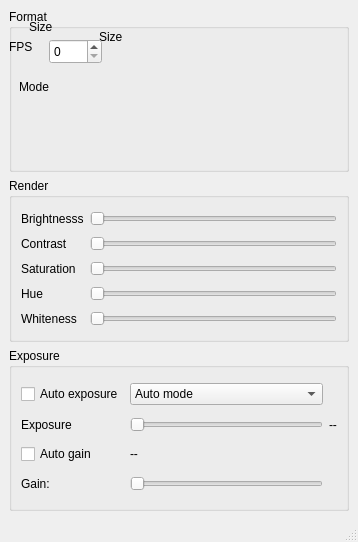
Above: main/tools/ui/vidacqsettingswindow.ui from cseyve/piaf before the change. Below: the same form after it.
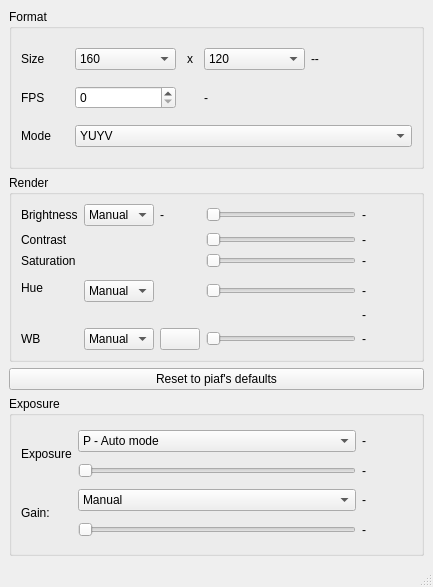
That is the form after the change. Icons and pictures are not drawn.

Commit message: V4L2: Added controls for settings (exposure...)

```diff
--- a/main/tools/ui/vidacqsettingswindow.ui
+++ b/main/tools/ui/vidacqsettingswindow.ui
@@ -6,8 +6,8 @@
    <rect>
     <x>0</x>
     <y>0</y>
-    <width>358</width>
-    <height>542</height>
+    <width>433</width>
+    <height>587</height>
    </rect>
   </property>
   <property name="windowTitle">
@@ -20,68 +20,241 @@
       <property name="title">
        <string>Format</string>
       </property>
-      <widget class="QLabel" name="sizeLabel">
-       <property name="geometry">
-        <rect>
-         <x>90</x>
-         <y>20</y>
-         <width>57</width>
-         <height>15</height>
-        </rect>
-       </property>
-       <property name="text">
-        <string>Size</string>
-       </property>
-      </widget>
-      <widget class="QSpinBox" name="fpsSpinBox">
-       <property name="geometry">
-        <rect>
-         <x>40</x>
-         <y>30</y>
-         <width>53</width>
-         <height>25</height>
-        </rect>
-       </property>
-      </widget>
-      <widget class="QLabel" name="label_2">
-       <property name="geometry">
-        <rect>
-         <x>0</x>
-         <y>30</y>
-         <width>57</width>
-         <height>15</height>
-        </rect>
-       </property>
-       <property name="text">
-        <string>FPS</string>
-       </property>
-      </widget>
-      <widget class="QLabel" name="label_3">
-       <property name="geometry">
-        <rect>
-         <x>10</x>
-         <y>70</y>
-         <width>57</width>
-         <height>15</height>
-        </rect>
-       </property>
-       <property name="text">
-        <string>Mode</string>
-       </property>
-      </widget>
-      <widget class="QLabel" name="label">
-       <property name="geometry">
-        <rect>
-         <x>20</x>
-         <y>10</y>
-         <width>57</width>
-         <height>15</height>
-        </rect>
-       </property>
-       <property name="text">
-        <string>Size</string>
-       </property>
-      </widget>
+      <layout class="QGridLayout" name="gridLayout_3">
+       <item row="0" column="0">
+        <widget class="QLabel" name="label">
+         <property name="text">
+          <string>Size</string>
+         </property>
+        </widget>
+       </item>
+       <item row="0" column="1" colspan="2">
+        <widget class="QComboBox" name="widthComboBox">
+         <property name="sizePolicy">
+          <sizepolicy hsizetype="Preferred" vsizetype="Fixed">
+           <horstretch>0</horstretch>
+           <verstretch>0</verstretch>
+          </sizepolicy>
+         </property>
+         <item>
+          <property name="text">
+           <string>160</string>
+          </property>
+         </item>
+         <item>
+          <property name="text">
+           <string>320</string>
+          </property>
+         </item>
+         <item>
+          <property name="text">
+           <string>352</string>
+          </property>
+         </item>
+         <item>
+          <property name="text">
+           <string>388</string>
+          </property>
+         </item>
+         <item>
+          <property name="text">
+           <string>600</string>
+          </property>
+         </item>
+         <item>
+          <property name="text">
+           <string>640</string>
+          </property>
+         </item>
+         <item>
+          <property name="text">
+           <string>720</string>
+          </property>
+         </item>
+         <item>
+          <property name="text">
+           <string>800</string>
+          </property>
+         </item>
+         <item>
+          <property name="text">
+           <string>900</string>
+          </property>
+         </item>
+         <item>
+          <property name="text">
+           <string>1024</string>
+          </property>
+         </item>
+         <item>
+          <property name="text">
+           <string>1280</string>
+          </property>
+         </item>
+         <item>
+          <property name="text">
+           <string>1920</string>
+          </property>
+         </item>
+        </widget>
+       </item>
+       <item row="0" column="3">
+        <widget class="QLabel" name="label_11">
+         <property name="sizePolicy">
+          <sizepolicy hsizetype="Minimum" vsizetype="Preferred">
+           <horstretch>0</horstretch>
+           <verstretch>0</verstretch>
+          </sizepolicy>
+         </property>
+         <property name="maximumSize">
+          <size>
+           <width>16</width>
+           <height>16777215</height>
+          </size>
+         </property>
+         <property name="text">
+          <string>x</string>
+         </property>
+         <property name="alignment">
+          <set>Qt::AlignCenter</set>
+         </property>
+        </widget>
+       </item>
+       <item row="3" column="0">
+        <widget class="QLabel" name="label_2">
+         <property name="text">
+          <string>FPS</string>
+         </property>
+        </widget>
+       </item>
+       <item row="4" column="0">
+        <widget class="QLabel" name="label_3">
+         <property name="text">
+          <string>Mode</string>
+         </property>
+        </widget>
+       </item>
+       <item row="4" column="1" colspan="7">
+        <widget class="QComboBox" name="formatComboBox">
+         <property name="statusTip">
+          <string>Format mode: YUV, MJPEG...</string>
+         </property>
+         <item>
+          <property name="text">
+           <string>YUYV</string>
+          </property>
+         </item>
+         <item>
+          <property name="text">
+           <string>MJPG</string>
+          </property>
+         </item>
+        </widget>
+       </item>
+       <item row="3" column="1" colspan="2">
+        <widget class="QSpinBox" name="fpsSpinBox">
+         <property name="sizePolicy">
+          <sizepolicy hsizetype="Preferred" vsizetype="Fixed">
+           <horstretch>0</horstretch>
+           <verstretch>0</verstretch>
+          </sizepolicy>
+         </property>
+        </widget>
+       </item>
+       <item row="3" column="4" colspan="2">
+        <widget class="QLabel" name="fpsLabel">
+         <property name="text">
+          <string>-</string>
+         </property>
+        </widget>
+       </item>
+       <item row="0" column="4" colspan="2">
+        <widget class="QComboBox" name="heightComboBox">
+         <property name="sizePolicy">
+          <sizepolicy hsizetype="Preferred" vsizetype="Fixed">
+           <horstretch>0</horstretch>
+           <verstretch>0</verstretch>
+          </sizepolicy>
+         </property>
+         <item>
+          <property name="text">
+           <string>120</string>
+          </property>
+         </item>
+         <item>
+          <property name="text">
+           <string>240</string>
+          </property>
+         </item>
+         <item>
+          <property name="text">
+           <string>288</string>
+          </property>
+         </item>
+         <item>
+          <property name="text">
+           <string>400</string>
+          </property>
+         </item>
+         <item>
+          <property name="text">
+           <string>448</string>
+          </property>
+         </item>
+         <item>
+          <property name="text">
+           <string>480</string>
+          </property>
+         </item>
+         <item>
+          <property name="text">
+           <string>576</string>
+          </property>
+         </item>
+         <item>
+          <property name="text">
+           <string>720</string>
+          </property>
+         </item>
+         <item>
+          <property name="text">
+           <string>800</string>
+          </property>
+         </item>
+         <item>
+          <property name="text">
+           <string>900</string>
+          </property>
+         </item>
+         <item>
+          <property name="text">
+           <string>1024</string>
+          </property>
+         </item>
+         <item>
+          <property name="text">
+           <string>1080</string>
+          </property>
+         </item>
+        </widget>
+       </item>
+       <item row="0" column="6" colspan="2">
+        <widget class="QLabel" name="sizeLabel">
+         <property name="sizePolicy">
+          <sizepolicy hsizetype="Preferred" vsizetype="Preferred">
+           <horstretch>0</horstretch>
+           <verstretch>0</verstretch>
+          </sizepolicy>
+         </property>
+         <property name="statusTip">
+          <string>effective size</string>
+         </property>
+         <property name="text">
+          <string>--</string>
+         </property>
+        </widget>
+       </item>
+      </layout>
      </widget>
     </item>
     <item>
@@ -90,73 +263,205 @@
        <string>Render</string>
       </property>
       <layout class="QGridLayout" name="gridLayout">
-       <item row="0" column="0">
-        <widget class="QLabel" name="label_4">
-         <property name="text">
-          <string>Brightnesss</string>
-         </property>
-        </widget>
-       </item>
-       <item row="0" column="2">
+       <item row="1" column="4">
         <widget class="QSlider" name="brightnessSlider">
+         <property name="maximum">
+          <number>255</number>
+         </property>
          <property name="orientation">
           <enum>Qt::Horizontal</enum>
          </property>
         </widget>
        </item>
-       <item row="1" column="0">
+       <item row="3" column="0">
         <widget class="QLabel" name="label_5">
          <property name="text">
           <string>Contrast</string>
          </property>
         </widget>
        </item>
-       <item row="1" column="2">
+       <item row="3" column="4">
         <widget class="QSlider" name="contrastSlider">
+         <property name="maximum">
+          <number>255</number>
+         </property>
          <property name="orientation">
           <enum>Qt::Horizontal</enum>
          </property>
         </widget>
        </item>
-       <item row="2" column="0">
+       <item row="4" column="0">
         <widget class="QLabel" name="label_7">
          <property name="text">
           <string>Saturation</string>
          </property>
         </widget>
        </item>
-       <item row="3" column="0">
+       <item row="5" column="0" rowspan="2">
         <widget class="QLabel" name="label_6">
          <property name="text">
           <string>Hue</string>
          </property>
         </widget>
        </item>
-       <item row="2" column="2">
-        <widget class="QSlider" name="horizontalSlider">
+       <item row="4" column="4">
+        <widget class="QSlider" name="saturationSlider">
+         <property name="maximum">
+          <number>255</number>
+         </property>
          <property name="orientation">
           <enum>Qt::Horizontal</enum>
          </property>
         </widget>
        </item>
-       <item row="3" column="2">
-        <widget class="QSlider" name="horizontalSlider_2">
+       <item row="6" column="4">
+        <widget class="QSlider" name="hueSlider">
+         <property name="maximum">
+          <number>255</number>
+         </property>
          <property name="orientation">
           <enum>Qt::Horizontal</enum>
          </property>
         </widget>
        </item>
-       <item row="4" column="2">
-        <widget class="QSlider" name="horizontalSlider_3">
+       <item row="8" column="4">
+        <widget class="QSlider" name="wbSlider">
+         <property name="statusTip">
+          <string>White balance in Kelvin</string>
+         </property>
+         <property name="maximum">
+          <number>10000</number>
+         </property>
          <property name="orientation">
           <enum>Qt::Horizontal</enum>
          </property>
         </widget>
        </item>
-       <item row="4" column="0">
+       <item row="1" column="6">
+        <widget class="QLabel" name="brightnessLabel">
+         <property name="minimumSize">
+          <size>
+           <width>50</width>
+           <height>0</height>
+          </size>
+         </property>
+         <property name="text">
+          <string>-</string>
+         </property>
+        </widget>
+       </item>
+       <item row="3" column="6">
+        <widget class="QLabel" name="contrastLabel">
+         <property name="text">
+          <string>-</string>
+         </property>
+        </widget>
+       </item>
+       <item row="4" column="6">
+        <widget class="QLabel" name="saturationLabel">
+         <property name="text">
+          <string>-</string>
+         </property>
+        </widget>
+       </item>
+       <item row="6" column="6">
+        <widget class="QLabel" name="hueLabel">
+         <property name="text">
+          <string>-</string>
+         </property>
+        </widget>
+       </item>
+       <item row="8" column="6">
+        <widget class="QLabel" name="wbLabel">
+         <property name="text">
+          <string>-</string>
+         </property>
+        </widget>
+       </item>
+       <item row="7" column="6">
+        <widget class="QLabel" name="wbModeLabel">
+         <property name="text">
+          <string>-</string>
+         </property>
+        </widget>
+       </item>
+       <item row="8" column="2">
+        <widget class="QComboBox" name="wbModeComboBox">
+         <property name="statusTip">
+          <string>White balance mode</string>
+         </property>
+         <item>
+          <property name="text">
+           <string>Manual</string>
+          </property>
+         </item>
+         <item>
+          <property name="text">
+           <string>Auto</string>
+          </property>
+         </item>
+        </widget>
+       </item>
+       <item row="6" column="2">
+        <widget class="QComboBox" name="hueModeComboBox">
+         <item>
+          <property name="text">
+           <string>Manual</string>
+          </property>
+         </item>
+         <item>
+          <property name="text">
+           <string>Auto</string>
+          </property>
+         </item>
+        </widget>
+       </item>
+       <item row="1" column="2">
+        <widget class="QComboBox" name="brightnessModeComboBox">
+         <item>
+          <property name="text">
+           <string>Manual</string>
+          </property>
+         </item>
+         <item>
+          <property name="text">
+           <string>Auto</string>
+          </property>
+         </item>
+        </widget>
+       </item>
+       <item row="1" column="0">
+        <widget class="QLabel" name="label_12">
+         <property name="text">
+          <string>Brightness</string>
+         </property>
+        </widget>
+       </item>
+       <item row="1" column="3">
+        <widget class="QLabel" name="brightnessModeLabel">
+         <property name="text">
+          <string>-</string>
+         </property>
+        </widget>
+       </item>
+       <item row="8" column="0">
         <widget class="QLabel" name="label_8">
          <property name="text">
-          <string>Whiteness</string>
+          <string>WB</string>
+         </property>
+        </widget>
+       </item>
+       <item row="8" column="3">
+        <widget class="QPushButton" name="wbDoButton">
+         <property name="statusTip">
+          <string>Perform white balance evaluation and hold if manual</string>
+         </property>
+         <property name="text">
+          <string/>
+         </property>
+         <property name="icon">
+          <iconset resource="../../piaf.qrc">
+           <normaloff>:/images/16x16/view-refresh.png</normaloff>:/images/16x16/view-refresh.png</iconset>
          </property>
         </widget>
        </item>
@@ -164,12 +469,26 @@
      </widget>
     </item>
     <item>
-     <widget class="QGroupBox" name="groupBox_2">
+     <widget class="QPushButton" name="resetButton">
+      <property name="statusTip">
+       <string>Reset settings to defaults (Piaf's own choices)</string>
+      </property>
+      <property name="text">
+       <string>Reset to piaf's defaults</string>
+      </property>
+      <property name="icon">
+       <iconset resource="../../piaf.qrc">
+        <normaloff>:/images/22x22/edit-undo.png</normaloff>:/images/22x22/edit-undo.png</iconset>
+      </property>
+     </widget>
+    </item>
+    <item>
+     <widget class="QGroupBox" name="exposureGroupBox">
       <property name="title">
        <string>Exposure</string>
       </property>
       <layout class="QGridLayout" name="gridLayout_2">
-       <item row="1" column="0">
+       <item row="0" column="0" rowspan="2" colspan="2">
         <widget class="QLabel" name="label_9">
          <property name="text">
           <string>Exposure</string>
@@ -178,40 +497,28 @@
        </item>
        <item row="1" column="2">
         <widget class="QSlider" name="exposureSlider">
+         <property name="maximum">
+          <number>255</number>
+         </property>
          <property name="orientation">
           <enum>Qt::Horizontal</enum>
          </property>
         </widget>
        </item>
-       <item row="2" column="0" colspan="2">
-        <widget class="QCheckBox" name="autoGainCheckBox">
-         <property name="text">
-          <string>Auto gain</string>
-         </property>
-        </widget>
-       </item>
-       <item row="2" column="2">
-        <widget class="QLabel" name="gainLabel">
-         <property name="text">
-          <string>--</string>
-         </property>
-        </widget>
-       </item>
-       <item row="0" column="0" colspan="2">
-        <widget class="QCheckBox" name="autoExposureCheckBox">
-         <property name="text">
-          <string>Auto exposure</string>
-         </property>
-        </widget>
-       </item>
        <item row="1" column="3">
         <widget class="QLabel" name="exposureLabel">
+         <property name="minimumSize">
+          <size>
+           <width>50</width>
+           <height>0</height>
+          </size>
+         </property>
          <property name="text">
-          <string>--</string>
+          <string>-</string>
          </property>
         </widget>
        </item>
-       <item row="3" column="0">
+       <item row="2" column="0" rowspan="2" colspan="2">
         <widget class="QLabel" name="label_10">
          <property name="text">
           <string>Gain:</string>
@@ -220,6 +527,9 @@
        </item>
        <item row="3" column="2">
         <widget class="QSlider" name="gainSlider">
+         <property name="maximum">
+          <number>255</number>
+         </property>
          <property name="orientation">
           <enum>Qt::Horizontal</enum>
          </property>
@@ -229,7 +539,7 @@
         <widget class="QComboBox" name="exposureModeComboBox">
          <item>
           <property name="text">
-           <string>Auto mode</string>
+           <string>P - Auto mode</string>
           </property>
          </item>
          <item>
@@ -249,6 +559,41 @@
          </item>
         </widget>
        </item>
+       <item row="3" column="3">
+        <widget class="QLabel" name="gainLabel">
+         <property name="text">
+          <string>-</string>
+         </property>
+        </widget>
+       </item>
+       <item row="2" column="2">
+        <widget class="QComboBox" name="gainModeComboBox">
+         <item>
+          <property name="text">
+           <string>Manual</string>
+          </property>
+         </item>
+         <item>
+          <property name="text">
+           <string>Auto</string>
+          </property>
+         </item>
+        </widget>
+       </item>
+       <item row="2" column="3">
+        <widget class="QLabel" name="gainModeLabel">
+         <property name="text">
+          <string>-</string>
+         </property>
+        </widget>
+       </item>
+       <item row="0" column="3">
+        <widget class="QLabel" name="exposureModeLabel">
+         <property name="text">
+          <string>-</string>
+         </property>
+        </widget>
+       </item>
       </layout>
      </widget>
     </item>
```
Left out of the diff: 23 changed lines with no effect on the pictures. The commit also changes 12 other files.
